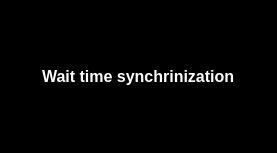
Above: raspi_video_hub/qt-vlc/mainwindow.ui from dostapazov/video_hub before the change. Below: the same form after it.
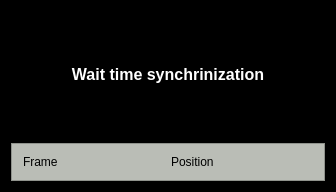
That is the form after the change.

The edit to the form file:
```diff
--- a/raspi_video_hub/qt-vlc/mainwindow.ui
+++ b/raspi_video_hub/qt-vlc/mainwindow.ui
@@ -6,8 +6,8 @@
    <rect>
     <x>0</x>
     <y>0</y>
-    <width>277</width>
-    <height>153</height>
+    <width>336</width>
+    <height>192</height>
    </rect>
   </property>
   <property name="focusPolicy">
@@ -21,11 +21,11 @@
 </string>
   </property>
   <widget class="QWidget" name="centralWidget">
-   <layout class="QGridLayout" name="gridLayout">
-    <item row="0" column="1">
+   <layout class="QVBoxLayout" name="verticalLayout">
+    <item>
      <widget class="QLabel" name="label">
       <property name="sizePolicy">
-       <sizepolicy hsizetype="Fixed" vsizetype="Preferred">
+       <sizepolicy hsizetype="MinimumExpanding" vsizetype="MinimumExpanding">
         <horstretch>0</horstretch>
         <verstretch>0</verstretch>
        </sizepolicy>
@@ -43,6 +43,47 @@
       <property name="text">
        <string>Wait time synchrinization</string>
       </property>
+      <property name="textFormat">
+       <enum>Qt::PlainText</enum>
+      </property>
+      <property name="alignment">
+       <set>Qt::AlignCenter</set>
+      </property>
+     </widget>
+    </item>
+    <item>
+     <widget class="QFrame" name="frame">
+      <property name="sizePolicy">
+       <sizepolicy hsizetype="Preferred" vsizetype="Maximum">
+        <horstretch>0</horstretch>
+        <verstretch>0</verstretch>
+       </sizepolicy>
+      </property>
+      <property name="styleSheet">
+       <string notr="true">background-color:rgb(186, 189, 182)</string>
+      </property>
+      <property name="frameShape">
+       <enum>QFrame::StyledPanel</enum>
+      </property>
+      <property name="frameShadow">
+       <enum>QFrame::Raised</enum>
+      </property>
+      <layout class="QHBoxLayout" name="horizontalLayout">
+       <item>
+        <widget class="QLabel" name="FrameNo">
+         <property name="text">
+          <string>Frame</string>
+         </property>
+        </widget>
+       </item>
+       <item>
+        <widget class="QLabel" name="Position">
+         <property name="text">
+          <string>Position</string>
+         </property>
+        </widget>
+       </item>
+      </layout>
      </widget>
     </item>
    </layout>
```
